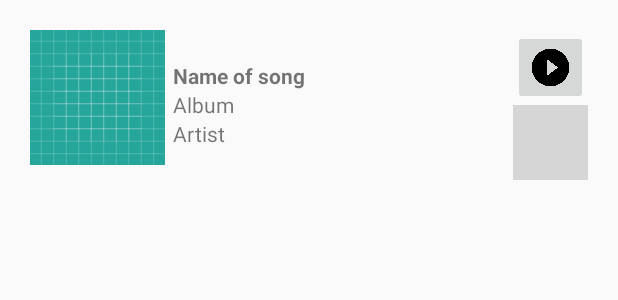
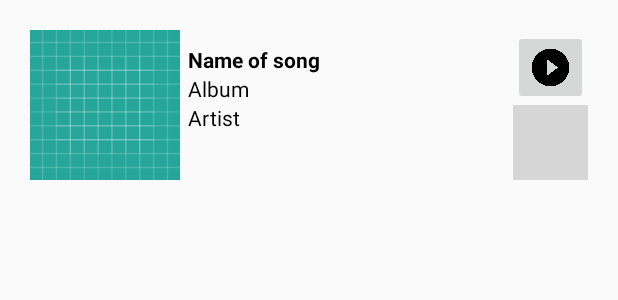
Before and after one commit to NoaBar/MusicPlayer, an Android app: the layout song_item.xml on its own in the app's theme, with its tools: preview values and no code run, on a phone screen of 412 x 824 dp. Shown: the top 300 px of the screen. Run offline under Robolectric (Android 15) with nearby library versions, the phone set to English and light mode, and no system bars; grey boxes are pictures that could not be loaded.

Commit message:
design.
TODO: app crashes on phone but not on emulator. why?

```diff
--- a/app/src/main/res/layout/activity_song_details.xml
+++ b/app/src/main/res/layout/activity_song_details.xml
@@ -10,11 +10,12 @@
     >
     <ImageView
         android:id="@+id/image"
-        android:layout_width="90dp"
-        android:layout_height="90dp"
+        android:layout_width="150dp"
+        android:layout_height="150dp"
         tools:src="@drawable/ic_launcher_background"
         android:contentDescription="@string/cover_of_album"
         android:layout_gravity="center"
+        android:layout_margin="@dimen/twenty"
         />
 
     <TextView
--- a/app/src/main/res/layout/song_item.xml
+++ b/app/src/main/res/layout/song_item.xml
@@ -8,14 +8,14 @@
     >
     <ImageView
         android:id="@+id/image"
-        android:layout_width="90dp"
-        android:layout_height="90dp"
+        android:layout_width="100dp"
+        android:layout_height="100dp"
         tools:src="@drawable/ic_launcher_background"
         android:contentDescription="@string/cover_of_album"
         />
     <LinearLayout
         android:layout_width="0dp"
-        android:layout_height="wrap_content"
+        android:layout_height="90dp"
         android:orientation="vertical"
         android:layout_weight="2"
         android:padding="5dp"
@@ -25,8 +25,7 @@
 
         <TextView
         android:id="@+id/name_song"
-        android:layout_width="match_parent"
-        android:layout_height="wrap_content"
+        style="@style/titles_in_listView"
         android:textStyle="bold"
         tools:text="Name of song"
 
@@ -34,16 +33,13 @@
 
     <TextView
         android:id="@+id/album"
-        android:layout_width="match_parent"
-        android:layout_height="wrap_content"
         tools:text="Album"
-        />
+        style="@style/titles_in_listView" />
 
         <TextView
             android:id="@+id/artist"
-            android:layout_width="match_parent"
-            android:layout_height="wrap_content"
             tools:text="Artist"
+            style="@style/titles_in_listView"
             android:singleLine="false"
             android:maxLines="4"
             />
--- a/app/src/main/res/values/styles.xml
+++ b/app/src/main/res/values/styles.xml
@@ -22,7 +22,16 @@
         <item name="android:layout_width">wrap_content</item>
         <item name="android:layout_height">wrap_content</item>
         <item name="android:layout_gravity">center</item>
+        <item name="android:gravity">center</item>
         <item name="android:padding">5dp</item>
+        <item name="android:textSize">20sp</item>
+        <item name="android:textColor">@color/black</item>
+    </style>
+
+    <style name="titles_in_listView">
+        <item name="android:layout_width">match_parent</item>
+        <item name="android:layout_height">wrap_content</item>
+        <item name="android:textColor">@color/black</item>
     </style>
 
 </resources>
```
